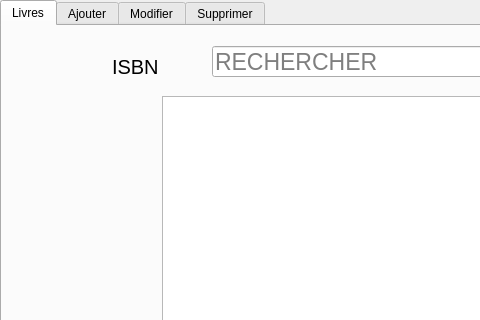
First picture: the form in mainwindow.ui, repository memlens/LibraryManagerC-QT, before the edit; both pictures show x 0 to 480 and y 0 to 320 of the 822 by 511 pixel window.
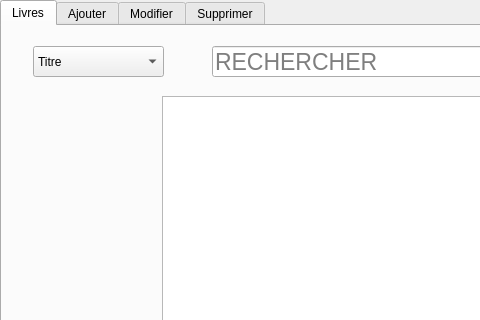
Second picture: the form after the edit. The open tabs and pages were chosen to show the change.

```diff
--- a/mainwindow.ui
+++ b/mainwindow.ui
@@ -66,24 +66,6 @@
        <string>RECHERCHER</string>
       </property>
      </widget>
-     <widget class="QLabel" name="label_54">
-      <property name="geometry">
-       <rect>
-        <x>110</x>
-        <y>30</y>
-        <width>51</width>
-        <height>21</height>
-       </rect>
-      </property>
-      <property name="font">
-       <font>
-        <pointsize>15</pointsize>
-       </font>
-      </property>
-      <property name="text">
-       <string>ISBN</string>
-      </property>
-     </widget>
      <widget class="QTableView" name="tableView">
       <property name="geometry">
        <rect>
@@ -94,6 +76,39 @@
        </rect>
       </property>
      </widget>
+     <widget class="QComboBox" name="comboBox_2">
+      <property name="geometry">
+       <rect>
+        <x>31</x>
+        <y>20</y>
+        <width>131</width>
+        <height>31</height>
+       </rect>
+      </property>
+      <property name="editable">
+       <bool>false</bool>
+      </property>
+      <item>
+       <property name="text">
+        <string>Titre</string>
+       </property>
+      </item>
+      <item>
+       <property name="text">
+        <string>ISBN</string>
+       </property>
+      </item>
+      <item>
+       <property name="text">
+        <string>Genre</string>
+       </property>
+      </item>
+      <item>
+       <property name="text">
+        <string>Annee</string>
+       </property>
+      </item>
+     </widget>
     </widget>
     <widget class="QWidget" name="tabAjouter">
      <attribute name="title">
@@ -416,6 +431,24 @@
        </item>
       </layout>
      </widget>
+     <widget class="QLabel" name="label_54">
+      <property name="geometry">
+       <rect>
+        <x>140</x>
+        <y>10</y>
+        <width>51</width>
+        <height>38</height>
+       </rect>
+      </property>
+      <property name="font">
+       <font>
+        <pointsize>12</pointsize>
+       </font>
+      </property>
+      <property name="text">
+       <string>ISBN</string>
+      </property>
+     </widget>
     </widget>
     <widget class="QWidget" name="tabSupprimer">
      <attribute name="title">
```
Left out of the diff: 20 changed lines with no effect on the pictures.
